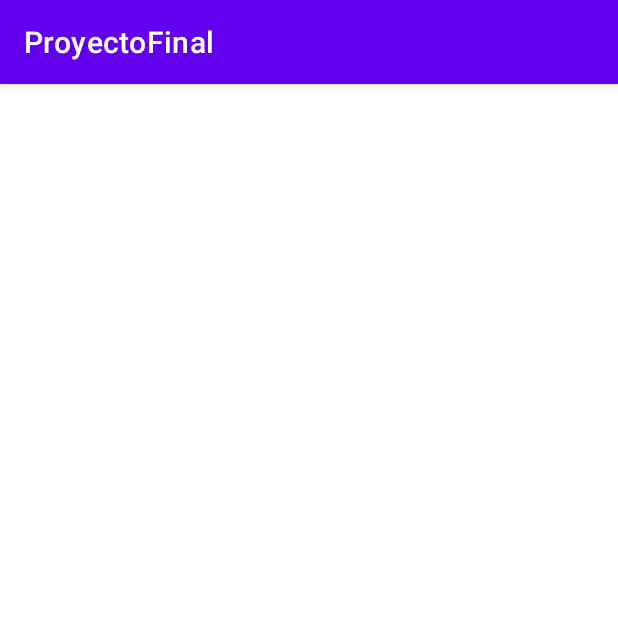
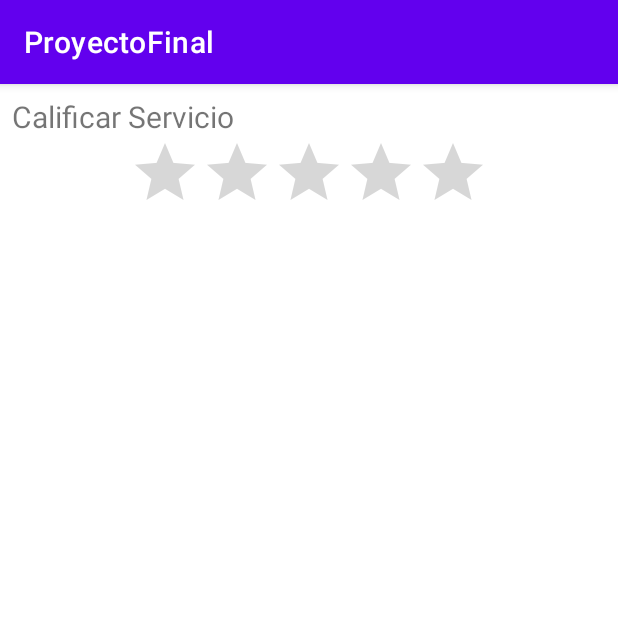
Before and after one commit to JuanPabloPR/Proyecto_Final_Movil-1, an Android app: the fragment NotificationsFragment shown on its own in the app's theme, on a phone screen of 412 x 824 dp, the top half of it. Run offline under Robolectric (Android 15) with nearby library versions, the phone set to English and light mode, and no system bars; 1 statement that could not run was skipped.

```diff
--- a/app/src/main/java/com/example/proyectofinal/ui/notifications/NotificationsFragment.kt
+++ b/app/src/main/java/com/example/proyectofinal/ui/notifications/NotificationsFragment.kt
@@ -28,10 +28,7 @@ class NotificationsFragment : Fragment() {
         _binding = FragmentNotificationsBinding.inflate(inflater, container, false)
         val root: View = binding.root
 
-        val textView: TextView = binding.textNotifications
-        notificationsViewModel.text.observe(viewLifecycleOwner) {
-            textView.text = it
-        }
+
         return root
     }
 
--- a/app/src/main/res/layout/fragment_notifications.xml
+++ b/app/src/main/res/layout/fragment_notifications.xml
@@ -6,6 +6,16 @@
     android:layout_height="match_parent"
     tools:context=".ui.notifications.NotificationsFragment">
 
+    <LinearLayout
+        android:layout_width="match_parent"
+        android:layout_height="wrap_content"
+        app:layout_constraintTop_toTopOf="parent"
+        app:layout_constraintLeft_toLeftOf="parent"
+        app:layout_constraintRight_toRightOf="parent"
+        android:orientation="vertical"
+        android:gravity="center"
+        >
+
         <TextView
             android:id="@+id/text_notifications"
             android:layout_width="match_parent"
@@ -13,10 +23,14 @@
             android:layout_marginStart="8dp"
             android:layout_marginTop="8dp"
             android:layout_marginEnd="8dp"
-        android:textAlignment="center"
             android:textSize="20sp"
-        app:layout_constraintBottom_toBottomOf="parent"
-        app:layout_constraintEnd_toEndOf="parent"
-        app:layout_constraintStart_toStartOf="parent"
-        app:layout_constraintTop_toTopOf="parent" />
+            android:text="@string/calificarServicio"
+            />
+
+        <RatingBar
+            android:layout_width="wrap_content"
+            android:layout_height="wrap_content"
+            android:numStars="5"
+            />
+    </LinearLayout>
 </androidx.constraintlayout.widget.ConstraintLayout>
--- a/app/src/main/res/values/strings.xml
+++ b/app/src/main/res/values/strings.xml
@@ -12,5 +12,5 @@
     <string name="nombre">Nombre</string>
     <string name="confirmarContrasena">Confirmar Contraseña</string>
     <string name="numeroTelefono">Numero de telefono</string>
-
+    <string name="calificarServicio">Calificar Servicio</string>
 </resources>
--- a/gradle/libs.versions.toml
+++ b/gradle/libs.versions.toml
@@ -1,5 +1,5 @@
 [versions]
-agp = "8.10.1"
+agp = "8.8.0"
 kotlin = "1.9.24"
 coreKtx = "1.16.0"
 junit = "4.13.2"
```
Also changed, not shown: gradle/wrapper/gradle-wrapper.properties. Lines whose indentation alone changed are shown as unchanged.
